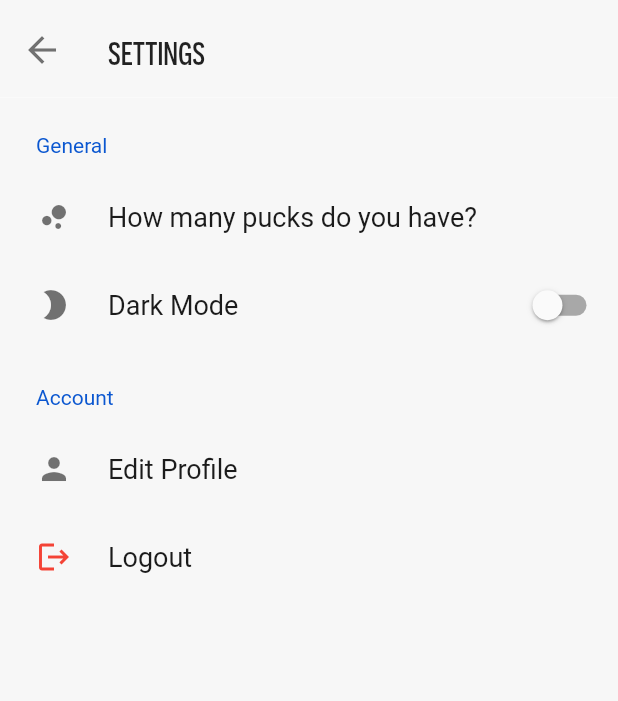
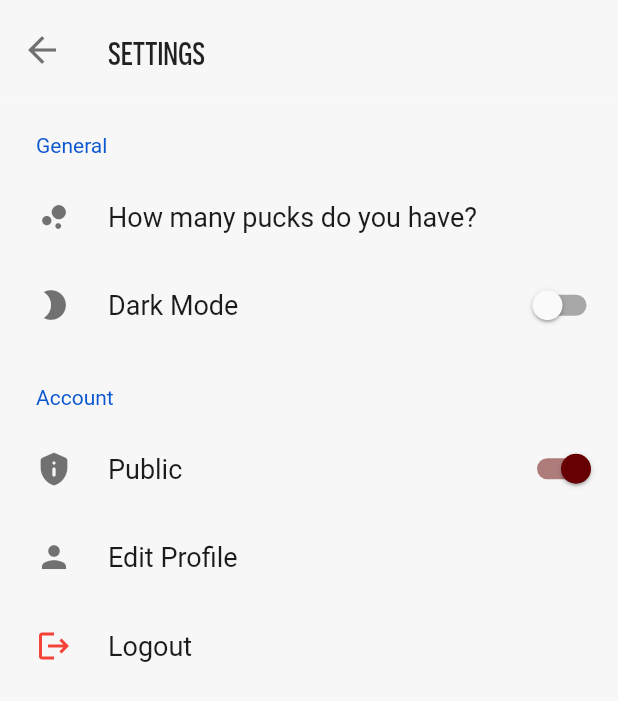
Before and after one commit to HadenHiles/TenThousandShotChallenge, a Flutter app: the ProfileSettings screen opened directly, on a phone screen of 412 x 824 dp. Shown: the top 701 px of the screen. Run offline on Flutter 3.47's test engine with Material 2 defaults, Android fonts, the phone set to English and light mode, and no system bars; drawn by our look-alikes of settings_ui; our stand-ins replace auto_size_text, charts_flutter, cloud_firestore, firebase_auth, firebase_core, flutter_signin_button and 6 more; missing offline and left inert: flutter_barcode_scanner, prompt_dialog; accounts and stored records are empty.

Commit message:
Add setting for enabling/disabling public profile (will toggle whether they can be found in "add teammate" search)

```diff
--- a/lib/models/firestore/UserProfile.dart
+++ b/lib/models/firestore/UserProfile.dart
@@ -5,15 +5,17 @@ class UserProfile {
   final String displayName;
   final String email;
   final String photoUrl;
+  final bool public;
   DocumentReference reference;
 
-  UserProfile(this.displayName, this.email, this.photoUrl);
+  UserProfile(this.displayName, this.email, this.photoUrl, this.public);
 
   UserProfile.fromMap(Map<String, dynamic> map, {this.reference})
       : id = map['id'],
         displayName = map['display_name'],
         email = map['email'],
-        photoUrl = map['photo_url'];
+        photoUrl = map['photo_url'],
+        public = map['public'] ?? true;
 
   Map<String, dynamic> toMap() {
     return {
@@ -21,6 +23,7 @@ class UserProfile {
       'display_name': displayName,
       'email': email,
       'photo_url': photoUrl,
+      'public': public ?? true,
     };
   }
 
--- a/lib/tabs/Profile.dart
+++ b/lib/tabs/Profile.dart
@@ -192,7 +192,7 @@ class _ProfileState extends State<Profile> {
                           );
                         },
                         child: UserAvatar(
-                          user: UserProfile(user.displayName, user.email, user.photoURL),
+                          user: UserProfile(user.displayName, user.email, user.photoURL, true),
                           backgroundColor: Theme.of(context).primaryColor,
                         ),
                       ),
--- a/lib/tabs/profile/settings/Settings.dart
+++ b/lib/tabs/profile/settings/Settings.dart
@@ -1,3 +1,4 @@
+import 'package:cloud_firestore/cloud_firestore.dart';
 import 'package:flutter/material.dart';
 import 'package:provider/provider.dart';
 import 'package:settings_ui/settings_ui.dart';
@@ -5,6 +6,7 @@ import 'package:shared_preferences/shared_preferences.dart';
 import 'package:tenthousandshotchallenge/Login.dart';
 import 'package:tenthousandshotchallenge/main.dart';
 import 'package:tenthousandshotchallenge/models/Preferences.dart';
+import 'package:tenthousandshotchallenge/models/firestore/UserProfile.dart';
 import 'package:tenthousandshotchallenge/services/authentication/auth.dart';
 import 'package:tenthousandshotchallenge/tabs/profile/settings/EditPuckCount.dart';
 import 'package:tenthousandshotchallenge/theme/PreferencesStateNotifier.dart';
@@ -22,6 +24,7 @@ class ProfileSettings extends StatefulWidget {
 class _ProfileSettingsState extends State<ProfileSettings> {
   // State settings values
   bool _darkMode = false;
+  bool _publicProfile = true;
 
   @override
   void initState() {
@@ -33,8 +36,16 @@ class _ProfileSettingsState extends State<ProfileSettings> {
   //Loading counter value on start
   _loadSettings() async {
     SharedPreferences prefs = await SharedPreferences.getInstance();
+
     setState(() {
       _darkMode = (prefs.getBool('dark_mode') ?? false);
+    });
+
+    await FirebaseFirestore.instance.collection('users').doc(user.uid).get().then((snapshot) {
+      UserProfile u = UserProfile.fromSnapshot(snapshot);
+      setState(() {
+        _publicProfile = u.public;
+      });
     });
   }
 
@@ -122,7 +133,7 @@ class _ProfileSettingsState extends State<ProfileSettings> {
                       prefs.setBool('dark_mode', _darkMode);
                     });
 
-                    Provider.of<PreferencesStateNotifier>(context, listen: false).updateSettings(Preferences(value, prefs.getInt('puck_count')));
+                    Provider.of<PreferencesStateNotifier>(context, listen: false).updateSettings(Preferences(value, prefs.getInt('dark_mode')));
                   },
                 ),
               ],
@@ -131,6 +142,22 @@ class _ProfileSettingsState extends State<ProfileSettings> {
               titleTextStyle: Theme.of(context).textTheme.headline6,
               title: 'Account',
               tiles: [
+                SettingsTile.switchTile(
+                  titleTextStyle: Theme.of(context).textTheme.bodyText1,
+                  title: 'Public',
+                  leading: Icon(
+                    Icons.privacy_tip_rounded,
+                    color: Theme.of(context).colorScheme.onPrimary,
+                  ),
+                  switchValue: _publicProfile,
+                  onToggle: (bool value) async {
+                    await FirebaseFirestore.instance.collection('users').doc(user.uid).update({'public': !_publicProfile}).then((_) {
+                      setState(() {
+                        _publicProfile = !_publicProfile;
+                      });
+                    });
+                  },
+                ),
                 SettingsTile(
                   title: 'Edit Profile',
                   titleTextStyle: Theme.of(context).textTheme.bodyText1,
--- a/lib/tabs/team/Teammate.dart
+++ b/lib/tabs/team/Teammate.dart
@@ -273,7 +273,7 @@ class _TeammateState extends State<Teammate> {
                               child: SizedBox(
                                 height: 60,
                                 child: UserAvatar(
-                                  user: UserProfile(_userTeammate.displayName, _userTeammate.email, _userTeammate.photoUrl),
+                                  user: _userTeammate,
                                   backgroundColor: Theme.of(context).primaryColor,
                                 ),
                               ),
```
